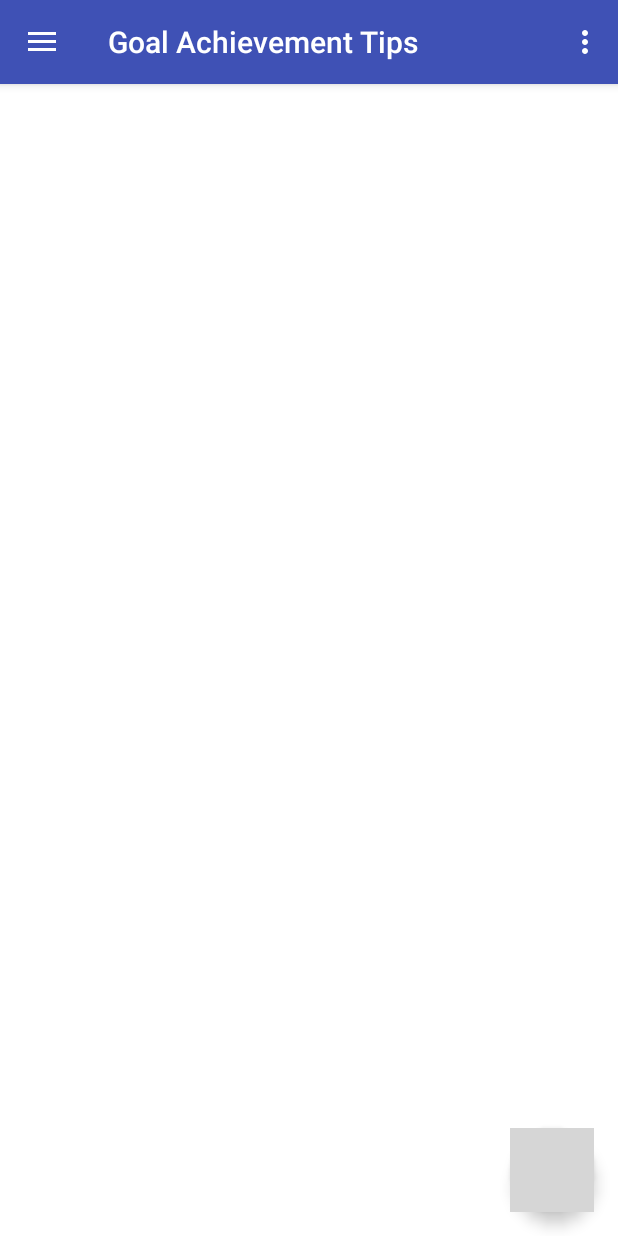
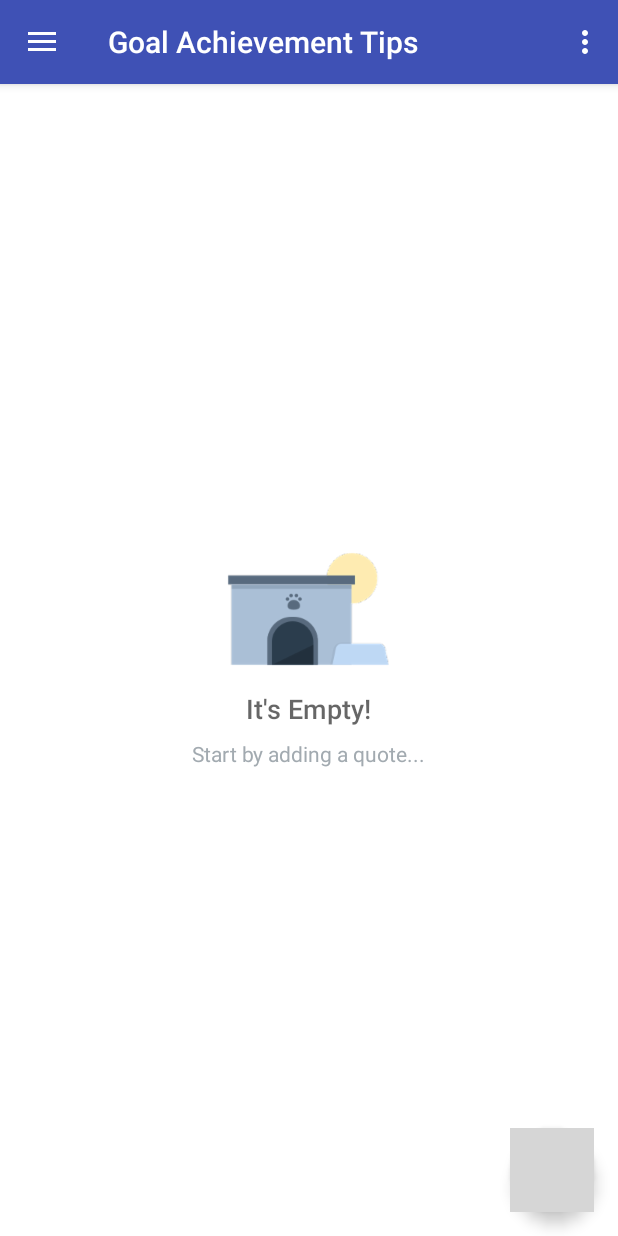
Before and after one commit to duncan0506/LeapOnline2.0, an Android app: the fragment FragmentGoalTips placed in its activity, on a phone screen of 412 x 824 dp. Run offline under Robolectric (Android 15) with nearby library versions, the phone set to English and light mode, and no system bars; grey boxes are pictures that could not be loaded.

Commit message:
Add EmptyView

```diff
--- a/app/src/main/java/com/peoplecoachingworks/leapstudio20/FragmentGoalTips.java
+++ b/app/src/main/java/com/peoplecoachingworks/leapstudio20/FragmentGoalTips.java
@@ -19,7 +19,7 @@ import com.peoplecoachingworks.leapstudio20.Data.GoalTipsContract.GoalTipsEntry;
 import com.peoplecoachingworks.leapstudio20.Data.GoalTipsCursorAdapter;
 import com.peoplecoachingworks.leapstudio20.Data.GoalTipsDbHelper;
 
-
+//TODO: Fix quote is same as author, enter quote automatically fills in author textfield with same
 public class FragmentGoalTips extends Fragment implements DialogAddGoal.DialogAddGoalListener {
 
     private FloatingActionButton fabAddGoal;
@@ -53,6 +53,10 @@ public class FragmentGoalTips extends Fragment implements DialogAddGoal.DialogAd
 
         //access database - instantiating subclass of SQLiteOpenHelper
         mDbHelper = new GoalTipsDbHelper(getActivity().getApplicationContext());
+
+        // Find and set empty view on the ListView, so that it only shows when the list has 0 items.
+        View emptyView = view.findViewById(R.id.empty_view);
+        goalListView.setEmptyView(emptyView);
 
         return view;
     }
--- a/app/src/main/res/layout/fragment_goal_tips.xml
+++ b/app/src/main/res/layout/fragment_goal_tips.xml
@@ -6,11 +6,57 @@
     android:background="@color/white"
     tools:context="com.peoplecoachingworks.leapstudio20.FragmentGoalTips">
 
-    <ListView
-        android:id="@+id/goal_list"
+    <LinearLayout
+        android:id="@+id/linearLayout"
         android:layout_width="match_parent"
-        android:layout_height="match_parent" />
+        android:layout_height="match_parent"
+        android:orientation="vertical">
 
+        <ListView
+            android:id="@+id/goal_list"
+            android:layout_width="match_parent"
+            android:layout_height="match_parent" />
+    </LinearLayout>
+
+    <!-- Empty view for the list -->
+    <RelativeLayout
+        android:id="@+id/empty_view"
+        android:layout_width="wrap_content"
+        android:layout_height="wrap_content"
+        android:layout_gravity="center">
+
+        <ImageView
+            android:id="@+id/empty_shelter_image"
+            android:layout_width="wrap_content"
+            android:layout_height="wrap_content"
+            android:layout_alignParentTop="true"
+            android:layout_centerHorizontal="true"
+
+            android:src="@drawable/ic_empty_shelter" />
+
+        <TextView
+            android:id="@+id/empty_title_text"
+            android:layout_width="wrap_content"
+            android:layout_height="wrap_content"
+            android:layout_below="@+id/empty_shelter_image"
+            android:layout_centerHorizontal="true"
+            android:fontFamily="sans-serif-medium"
+            android:paddingTop="16dp"
+            android:text="It's Empty!"
+            android:textAppearance="?android:textAppearanceMedium" />
+
+        <TextView
+            android:id="@+id/empty_subtitle_text"
+            android:layout_width="wrap_content"
+            android:layout_height="wrap_content"
+            android:layout_below="@+id/empty_title_text"
+            android:layout_centerHorizontal="true"
+            android:fontFamily="sans-serif"
+            android:paddingTop="8dp"
+            android:text="Start by adding a quote..."
+            android:textAppearance="?android:textAppearanceSmall"
+            android:textColor="#A2AAB0" />
+    </RelativeLayout>
 
     <android.support.design.widget.FloatingActionButton
         android:id="@+id/fabAddGoal"
@@ -20,7 +66,7 @@
         android:layout_alignParentRight="true"
         android:layout_margin="@dimen/fab_margin"
         android:src="@drawable/ic_add_black_24dp"
-        app:layout_anchor="@+id/goal_list"
+        app:layout_anchor="@+id/linearLayout"
         app:layout_anchorGravity="right|bottom" />
 
 </android.support.design.widget.CoordinatorLayout>
```
Also changed, not shown: app/src/main/res/drawable-hdpi/ic_empty_shelter.png (added), app/src/main/res/drawable-ldpi/ic_empty_shelter.png (added), app/src/main/res/drawable-mdpi/ic_empty_shelter.png (added), app/src/main/res/drawable-tvdpi/ic_empty_shelter.png (added), app/src/main/res/drawable-xhdpi/ic_empty_shelter.png (added), app/src/main/res/drawable-xxhdpi/ic_empty_shelter.png (added), app/src/main/res/drawable-xxxhdpi/ic_empty_shelter.png (added).
